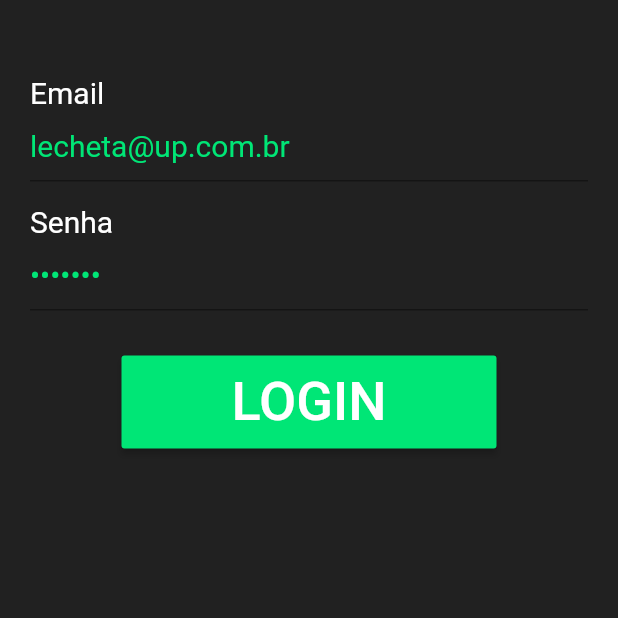
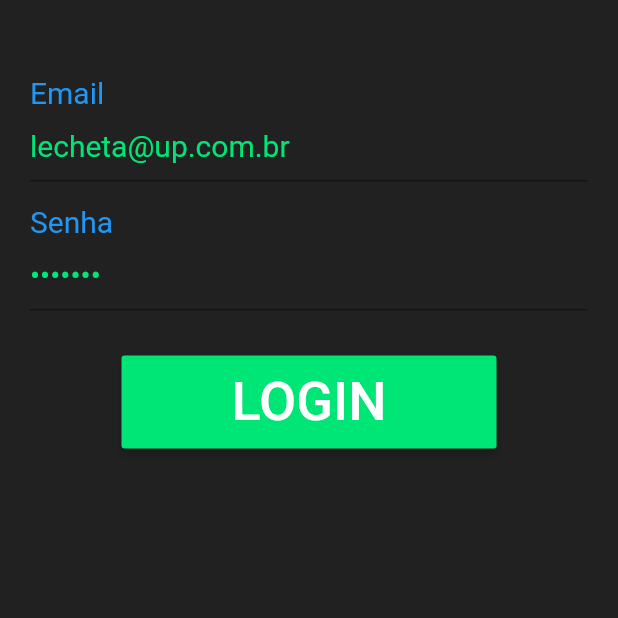
Before and after one commit to andrefilus/projeto_flutter_up, a Flutter app: the screen it shows after launch, on a phone screen of 412 x 824 dp, the top half of it. Run offline on Flutter 3.47's test engine with Material 2 defaults, Android fonts, the phone set to English and light mode, and no system bars; our stand-ins replace cloud_firestore, firebase_auth, google_sign_in, shared_preferences, sqflite; accounts and stored records are empty.

Commit message:
projeto nuvem

```diff
--- a/lib/domain/movie.dart
+++ b/lib/domain/movie.dart
@@ -6,6 +6,7 @@ class Movie {
   String overview;
 
   String get urlFoto {
+//    return "https://image.tmdb.org/t/p/w300/"+poster_path;
     return "https://image.tmdb.org/t/p/w300/"+poster_path;
   }
 
--- a/lib/pages/login_page.dart
+++ b/lib/pages/login_page.dart
@@ -61,7 +61,7 @@ class _LoginPageState extends State<LoginPage> {
           ),
           Text(
             "Email",
-            style: TextStyle(fontSize: 20, color: Colors.white),
+            style: TextStyle(fontSize: 20, color: Colors.blue),
           ),
           TextField(
             controller: _tLogin,
@@ -72,7 +72,7 @@ class _LoginPageState extends State<LoginPage> {
           ),
           Text(
             "Senha",
-            style: TextStyle(fontSize: 20, color: Colors.white),
+            style: TextStyle(fontSize: 20, color: Colors.blue),
           ),
           TextField(
             controller: _tSenha,
```
Also changed, not shown: lib/domain/service/movie_service.dart (+29 -3 lines).
